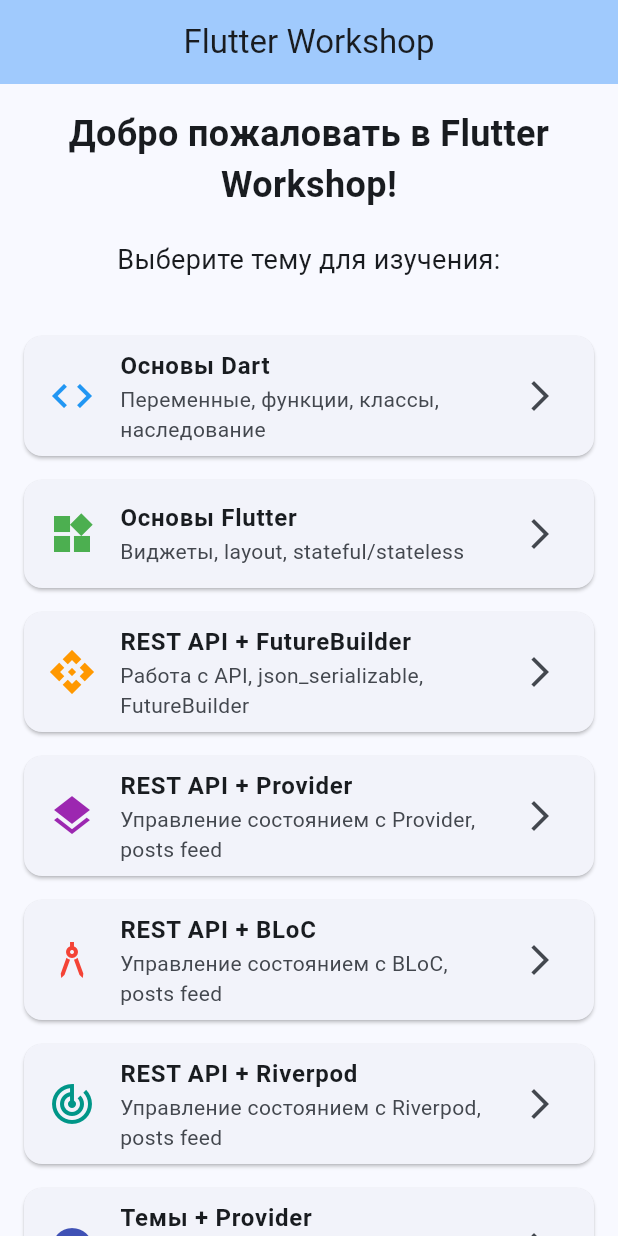
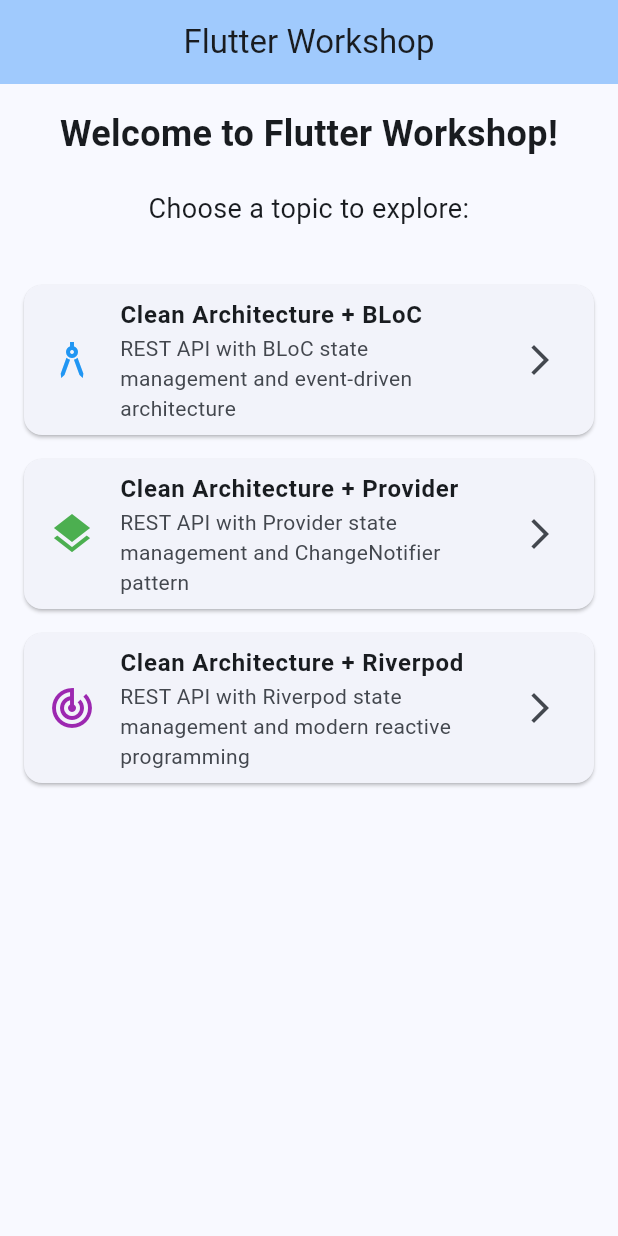
Before and after one commit to aleksays/paralect-flutter-workshop, a Flutter app: the screen it shows after launch, on a phone screen of 412 x 824 dp. Run offline on Flutter 3.47's test engine with Material 3 defaults, Android fonts, the phone set to English and light mode, and no system bars.

Commit message:
Convert main app UI interface from Russian to English

```diff
--- a/lib/main.dart
+++ b/lib/main.dart
@@ -35,13 +35,13 @@
         padding: const EdgeInsets.all(16),
         children: [
           const Text(
-            'Добро пожаловать в Flutter Workshop!',
+            'Welcome to Flutter Workshop!',
             style: TextStyle(fontSize: 24, fontWeight: FontWeight.bold),
             textAlign: TextAlign.center,
           ),
           const SizedBox(height: 20),
           const Text(
-            'Выберите тему для изучения:',
+            'Choose a topic to explore:',
             style: TextStyle(fontSize: 18),
             textAlign: TextAlign.center,
           ),
@@ -67,7 +67,7 @@
           ScaffoldMessenger.of(context).showSnackBar(
             SnackBar(
               content: Text(
-                'Переключитесь на ветку: ${topic.branch}\nЭта функция доступна в соответствующей ветке',
+                'Switch to branch: ${topic.branch}\nThis feature is available in the corresponding branch',
               ),
               duration: const Duration(seconds: 3),
             ),
@@ -96,80 +96,27 @@
 
 final List<WorkshopTopic> workshopTopics = [
   const WorkshopTopic(
-    title: 'Основы Dart',
-    description: 'Переменные, функции, классы, наследование',
-    branch: '01-dart-basics',
-    icon: Icons.code,
+    title: 'Clean Architecture + BLoC',
+    description:
+        'REST API with BLoC state management and event-driven architecture',
+    branch: '03-rest-api-futurebuilder',
+    icon: Icons.architecture,
     color: Colors.blue,
   ),
   const WorkshopTopic(
-    title: 'Основы Flutter',
-    description: 'Виджеты, layout, stateful/stateless',
-    branch: '02-flutter-basics',
-    icon: Icons.widgets,
+    title: 'Clean Architecture + Provider',
+    description:
+        'REST API with Provider state management and ChangeNotifier pattern',
+    branch: '04-rest-api-provider',
+    icon: Icons.layers,
     color: Colors.green,
   ),
   const WorkshopTopic(
-    title: 'REST API + FutureBuilder',
-    description: 'Работа с API, json_serializable, FutureBuilder',
-    branch: '03-rest-api-futurebuilder',
-    icon: Icons.api,
-    color: Colors.orange,
-  ),
-  const WorkshopTopic(
-    title: 'REST API + Provider',
-    description: 'Управление состоянием с Provider, posts feed',
-    branch: '04-rest-api-provider',
-    icon: Icons.layers,
+    title: 'Clean Architecture + Riverpod',
+    description:
+        'REST API with Riverpod state management and modern reactive programming',
+    branch: '05-rest-api-riverpod',
+    icon: Icons.track_changes,
     color: Colors.purple,
   ),
-  const WorkshopTopic(
-    title: 'REST API + BLoC',
-    description: 'Управление состоянием с BLoC, posts feed',
-    branch: '05-rest-api-bloc',
-    icon: Icons.architecture,
-    color: Colors.red,
-  ),
-  const WorkshopTopic(
-    title: 'REST API + Riverpod',
-    description: 'Управление состоянием с Riverpod, posts feed',
-    branch: '06-rest-api-riverpod',
-    icon: Icons.track_changes,
-    color: Colors.teal,
-  ),
-  const WorkshopTopic(
-    title: 'Темы + Provider',
-    description: 'Переключение тем (system, light, dark) с Provider',
-    branch: '07-theme-provider',
-    icon: Icons.palette,
-    color: Colors.indigo,
-  ),
-  const WorkshopTopic(
-    title: 'Темы + BLoC',
-    description: 'Переключение тем (system, light, dark) с BLoC',
-    branch: '08-theme-bloc',
-    icon: Icons.brightness_6,
-    color: Colors.pink,
-  ),
-  const WorkshopTopic(
-    title: 'Темы + Riverpod',
-    description: 'Переключение тем (system, light, dark) с Riverpod',
-    branch: '09-theme-riverpod',
-    icon: Icons.dark_mode,
-    color: Colors.brown,
-  ),
-  const WorkshopTopic(
-    title: 'Анимации',
-    description: 'Implicit и Explicit анимации, Hero анимации',
-    branch: '10-animations',
-    icon: Icons.animation,
-    color: Colors.cyan,
-  ),
-  const WorkshopTopic(
-    title: 'Tips & Tricks',
-    description: 'Полезные советы и трюки для Flutter разработки',
-    branch: '11-tips-tricks',
-    icon: Icons.lightbulb,
-    color: Colors.amber,
-  ),
 ];
```
